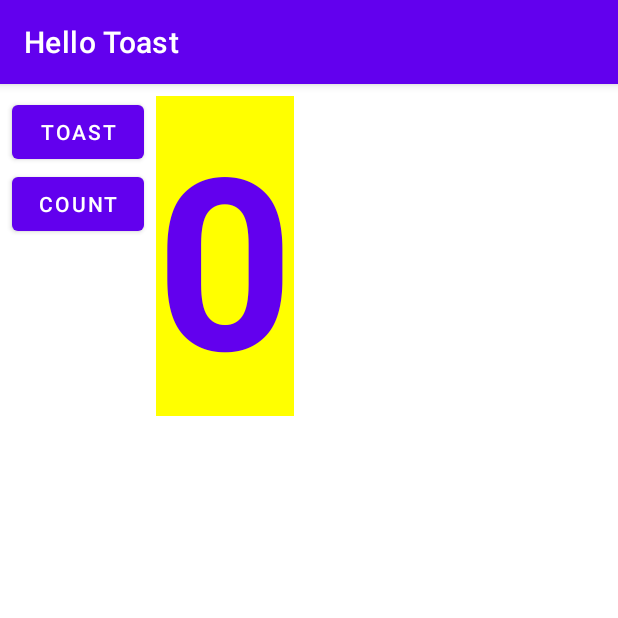
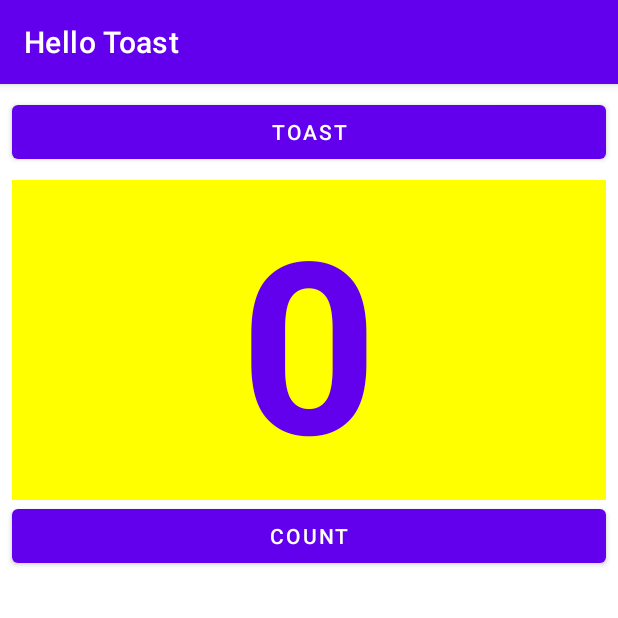
Before and after one commit to EkaterinaPavlova/HelloToast, an Android app: the screen it shows after launch (MainActivity), on a phone screen of 412 x 824 dp, the top half of it. Run offline under Robolectric (Android 15) with nearby library versions, the phone set to English and light mode, and no system bars.

Commit message:
Linear Layout

```diff
--- a/app/src/main/res/layout/activity_main.xml
+++ b/app/src/main/res/layout/activity_main.xml
@@ -1,18 +1,20 @@
 <?xml version="1.0" encoding="utf-8"?>
-<androidx.constraintlayout.widget.ConstraintLayout
+<LinearLayout
     xmlns:android="http://schemas.android.com/apk/res/android"
     xmlns:app="http://schemas.android.com/apk/res-auto"
     xmlns:tools="http://schemas.android.com/tools"
     android:layout_width="match_parent"
     android:layout_height="match_parent"
+    android:orientation="vertical"
     tools:context=".MainActivity">
 
     <Button
         android:id="@+id/button_toast"
-        android:layout_width="0dp"
+        android:layout_width="match_parent"
         android:layout_height="wrap_content"
         android:layout_marginStart="8dp"
         android:layout_marginTop="8dp"
+        android:layout_marginEnd="8dp"
         android:onClick="showToast"
         android:text="@string/button_label_toast"
         app:layout_constraintStart_toStartOf="parent"
@@ -21,10 +23,11 @@
 
     <TextView
         android:id="@+id/show_count"
-        android:layout_width="wrap_content"
+        android:layout_width="match_parent"
         android:layout_height="wrap_content"
         android:layout_marginStart="8dp"
         android:layout_marginTop="8dp"
+        android:layout_marginEnd="8dp"
         android:background="#FFFF00"
         android:gravity="center_vertical|center"
         android:text="@string/count_initial_value"
@@ -36,13 +39,13 @@
 
     <Button
         android:id="@+id/button_count"
-        android:layout_width="0dp"
+        android:layout_width="match_parent"
         android:layout_height="wrap_content"
         android:layout_marginStart="8dp"
+        android:layout_marginEnd="8dp"
         android:onClick="countUp"
         android:text="@string/button_label_count"
         app:layout_constraintStart_toStartOf="parent"
         app:layout_constraintTop_toBottomOf="@+id/button_toast" />
 
-
-</androidx.constraintlayout.widget.ConstraintLayout>
+</LinearLayout>
```
